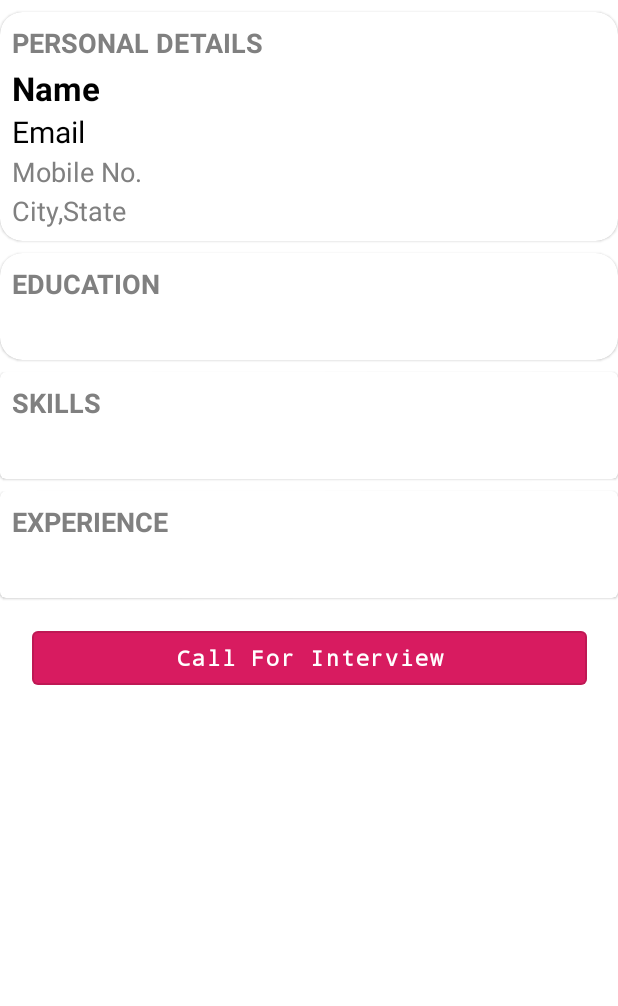
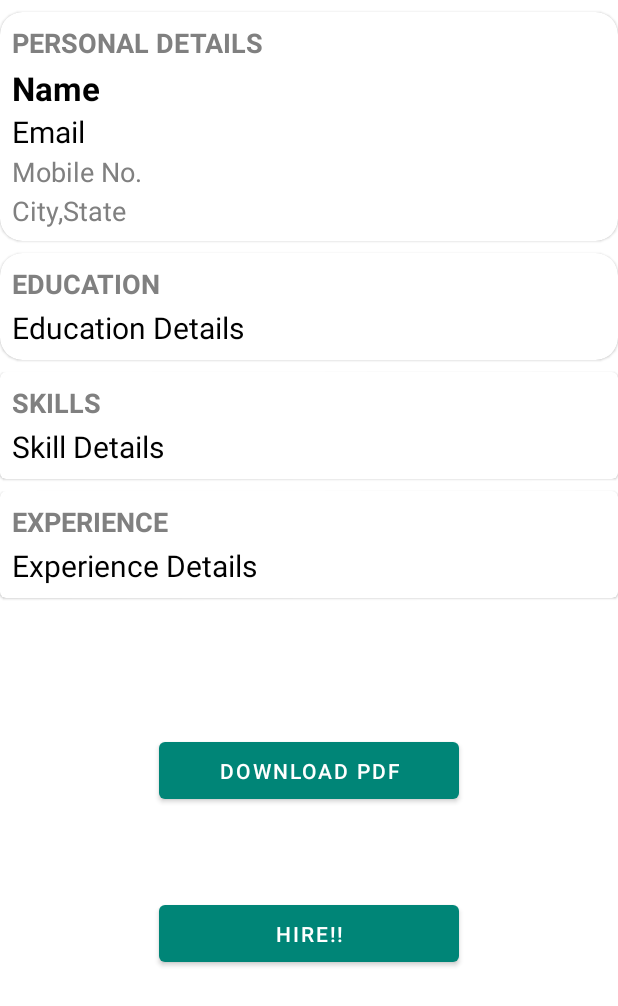
Before and after one commit to sumitkhamar2260/HR_Resume_Management, an Android app: the layout content_show_resume.xml on its own in the app's theme, with its tools: preview values and no code run, on a phone screen of 412 x 824 dp. Shown: the top 1006 px of the screen. Run offline under Robolectric (Android 15) with nearby library versions, the phone set to English and light mode, and no system bars.

```diff
--- a/app/build.gradle
+++ b/app/build.gradle
@@ -31,6 +31,7 @@ dependencies {
     implementation "com.google.android.material:material:1.1.0-alpha06"
     implementation 'com.google.firebase:firebase-auth:19.1.0'
     implementation 'com.google.firebase:firebase-database:19.2.0'
+    implementation 'com.google.firebase:firebase-storage:19.1.1'
     implementation 'com.android.support.constraint:constraint-layout:1.0.2'
 }
 apply plugin: 'com.google.gms.google-services'
--- a/app/src/main/java/com/example/hrresumemanagement/job_details.java
+++ b/app/src/main/java/com/example/hrresumemanagement/job_details.java
@@ -42,6 +42,7 @@ public class job_details extends AppCompatActivity {
     final String jobid=String.valueOf((new Date().getTime()));
     FirebaseAuth firebaseAuth;
     DatabaseReference ref;
+
 
 
     @Override
--- a/app/src/main/res/layout/content_show_resume.xml
+++ b/app/src/main/res/layout/content_show_resume.xml
@@ -1,16 +1,13 @@
 <?xml version="1.0" encoding="utf-8"?>
 
-<ScrollView android:layout_width="match_parent"
-    android:layout_height="match_parent"
-    xmlns:android="http://schemas.android.com/apk/res/android"
+<androidx.constraintlayout.widget.ConstraintLayout xmlns:android="http://schemas.android.com/apk/res/android"
     xmlns:app="http://schemas.android.com/apk/res-auto"
     xmlns:tools="http://schemas.android.com/tools"
+    android:layout_width="match_parent"
+    android:layout_height="match_parent"
     app:layout_behavior="@string/appbar_scrolling_view_behavior"
     tools:context=".ShowResume"
     tools:showIn="@layout/activity_show_resume">
-<androidx.constraintlayout.widget.ConstraintLayout
-    android:layout_width="match_parent"
-    android:layout_height="match_parent">
 
     <com.google.android.material.card.MaterialCardView
         android:id="@+id/materialCardView"
@@ -103,6 +100,7 @@
             android:layout_marginLeft="8dp"
             android:layout_marginTop="36dp"
             android:layout_marginBottom="8dp"
+            android:text="Education Details"
             android:textColor="#000000"
             android:textSize="20dp"></TextView>
     </com.google.android.material.card.MaterialCardView>
@@ -133,6 +131,7 @@
             android:layout_marginLeft="8dp"
             android:layout_marginTop="36dp"
             android:layout_marginBottom="8dp"
+            android:text="Skill Details"
             android:textColor="#000000"
             android:textSize="20dp"></TextView>
     </com.google.android.material.card.MaterialCardView>
@@ -163,25 +162,32 @@
             android:layout_marginLeft="8dp"
             android:layout_marginTop="36dp"
             android:layout_marginBottom="8dp"
+            android:text="Experience Details"
             android:textColor="#000000"
             android:textSize="20dp"></TextView>
 
+
     </com.google.android.material.card.MaterialCardView>
 
-    <com.google.android.material.button.MaterialButton
-        android:id="@+id/applyforjob"
-        style="@style/Button"
-        android:layout_width="370dp"
-        android:layout_height="wrap_content"
-        android:layout_marginTop="16dp"
-        android:text="Call For Interview"
-        android:textAllCaps="false"
-        android:textColor="#ffffff"
-        android:textStyle="bold"
-        android:typeface="monospace"
+    <Button
+        android:id="@+id/download"
+        android:layout_width="200dp"
+        android:layout_height="50dp"
+        android:text="download pdf"
+        app:layout_constraintBottom_toBottomOf="parent"
         app:layout_constraintEnd_toEndOf="parent"
         app:layout_constraintStart_toStartOf="parent"
-        app:layout_constraintTop_toBottomOf="@+id/materialCardView4" />
+        app:layout_constraintTop_toBottomOf="@+id/materialCardView4"
+        app:layout_constraintVertical_bias="0.24000001" />
 
+    <Button
+        android:id="@+id/sendemail"
+        android:layout_width="200dp"
+        android:layout_height="50dp"
+        android:text="Hire!!"
+        app:layout_constraintBottom_toBottomOf="parent"
+        app:layout_constraintEnd_toEndOf="parent"
+        app:layout_constraintStart_toStartOf="parent"
+        app:layout_constraintTop_toBottomOf="@+id/materialCardView4"
+        app:layout_constraintVertical_bias="0.53" />
 </androidx.constraintlayout.widget.ConstraintLayout>
-</ScrollView>
```
Also changed, not shown: app/src/main/AndroidManifest.xml (+7 -2 lines), app/src/main/java/com/example/hrresumemanagement/JobOpenings.java (+8 -0 lines), app/src/main/java/com/example/hrresumemanagement/ShowResume.java (+86 -52 lines).
